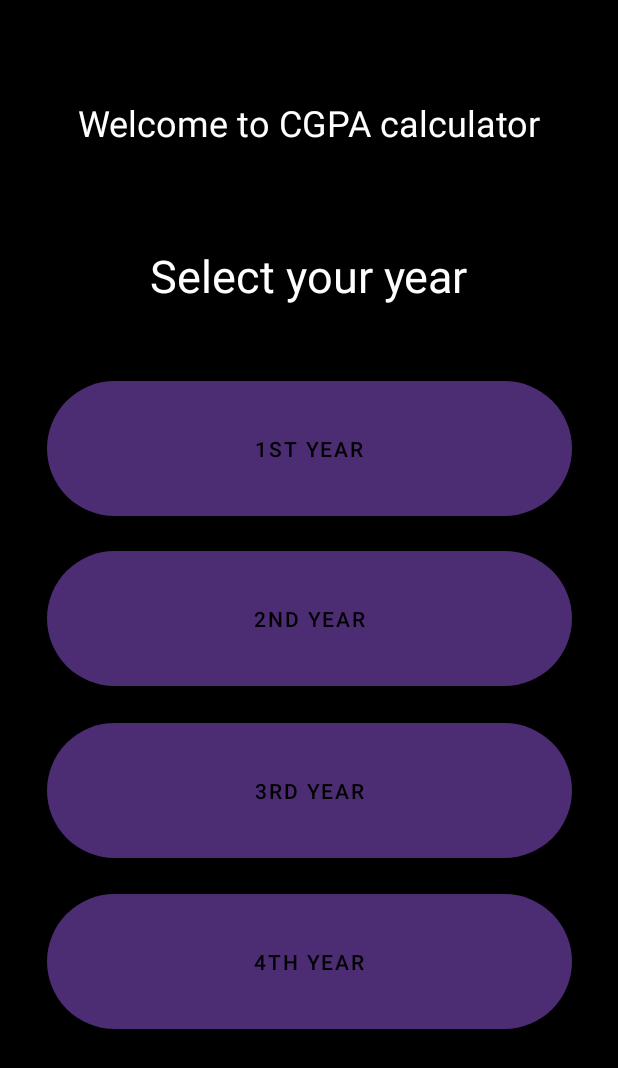
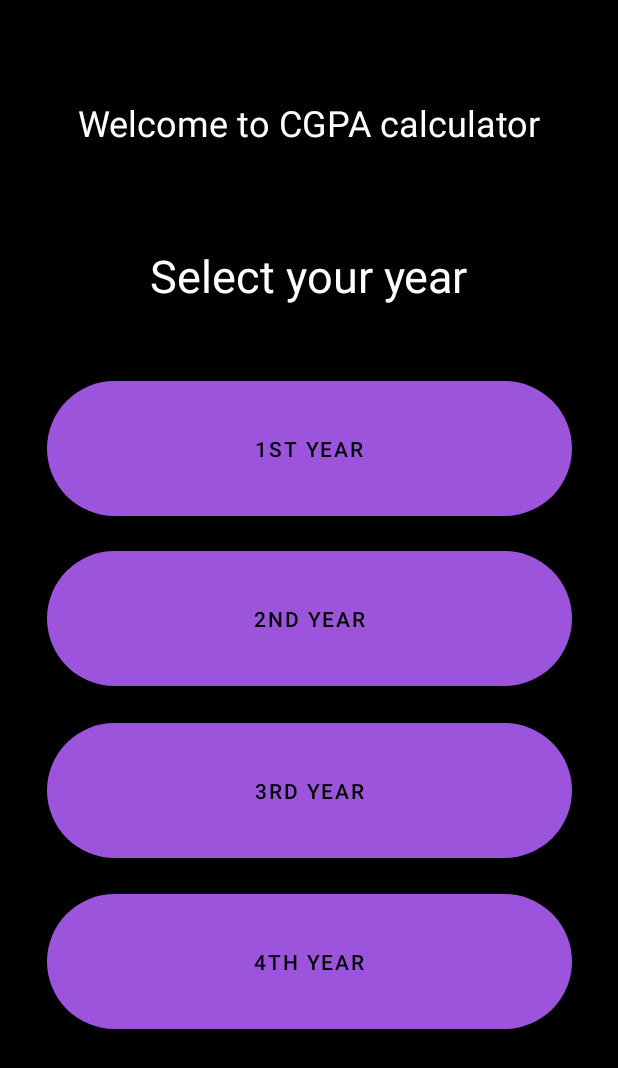
Before and after one commit to gauravponnappa/fantastic-SGPAcomputing-thingy, an Android app: the screen it shows after launch (MainActivity2), on a phone screen of 412 x 824 dp. Shown: the top 1068 px of the screen. Run offline under Robolectric (Android 15) with nearby library versions, the phone set to English and light mode, and no system bars.

Commit message:
SGPA app

```diff
--- a/app/src/main/res/values/colors.xml
+++ b/app/src/main/res/values/colors.xml
@@ -1,7 +1,7 @@
 <?xml version="1.0" encoding="utf-8"?>
 <resources>
     <color name="purple_200">#FFFF00</color> //buttons
-    <color name="purple_500">#52307C</color>//whole theme
+    <color name="purple_500">#a95aec</color>//whole theme
     <color name="purple_700">#FF000000</color>//status bar
     <color name="teal_200">#FFFF00</color>//cursor
     <color name="teal_700">#FFFF00</color>
--- a/app/src/main/res/values/themes.xml
+++ b/app/src/main/res/values/themes.xml
@@ -12,6 +12,7 @@
         <item name="android:textColor">#ffffff</item>
         <item name="android:editTextColor">#ffffff</item>
         <item name="android:colorBackground">#000000</item>
+        <item name="android:textColorHint">#464646</item>
         <!-- Status bar color. -->
         <item name="android:statusBarColor" tools:targetApi="l">?attr/colorPrimaryVariant</item>
         <!-- Customize your theme here. -->
```
